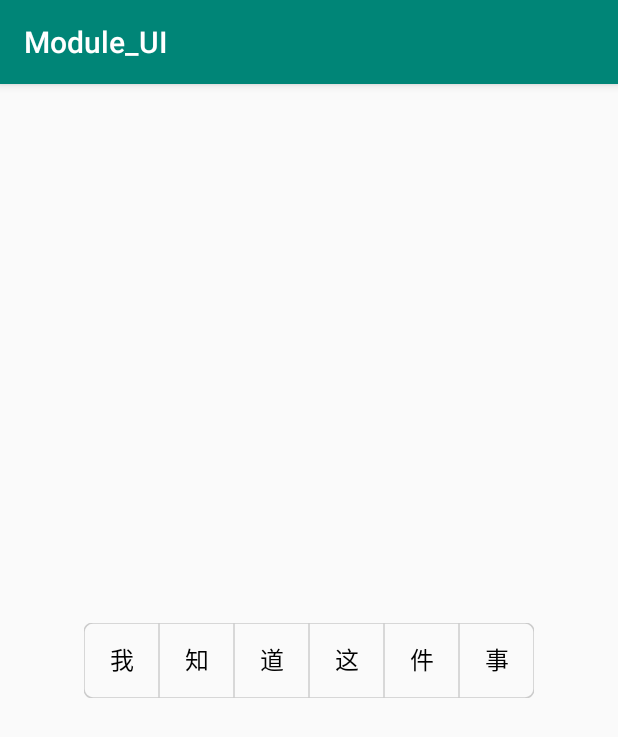
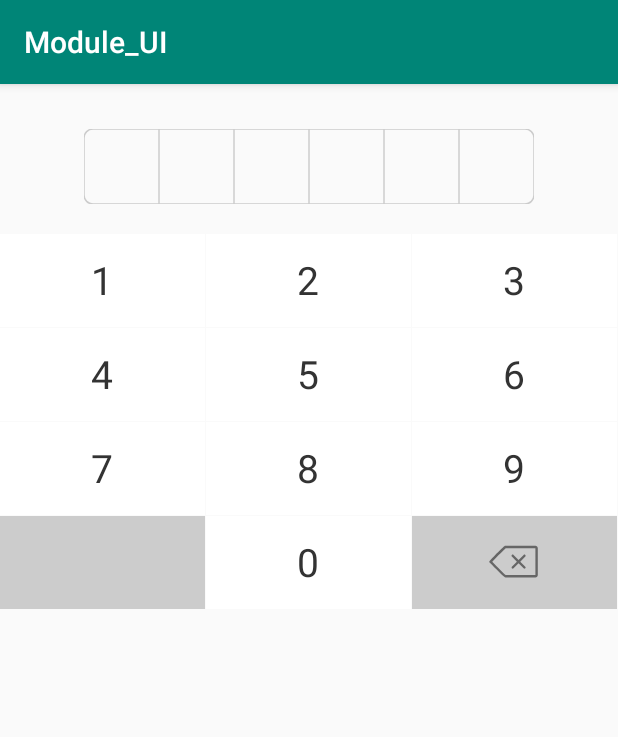
Before and after one commit to LateNightMoon/Module_UI, an Android app: the screen it shows after launch (MainActivity), on a phone screen of 412 x 824 dp. Shown: the top 737 px of the screen. Run offline under Robolectric (Android 15) with nearby library versions, the phone set to English and light mode, and no system bars; our stand-ins replace ButterKnife.

Commit message:
1.数字键盘 2.格子TextView(可用于密码输入)

```diff
--- a/build.gradle
+++ b/build.gradle
@@ -25,6 +25,6 @@ ext {
     buildToolsVersion = "28.0.0"
     minSdkVersion = 19
     targetSdkVersion = compileSdkVersion
-
+    constraintVersion = "1.1.3"
     v4Version = "28.0.0"
 }
--- /dev/null
+++ b/module_ui/src/main/java/com/wharton/ui/keyboard/NumberKeyboard.java
@@ -0,0 +1,235 @@
+package com.wharton.ui.keyboard;
+
+import android.content.Context;
+import android.content.res.TypedArray;
+import android.graphics.Canvas;
+import android.graphics.Color;
+import android.graphics.Rect;
+import android.graphics.drawable.ColorDrawable;
+import android.graphics.drawable.Drawable;
+import android.inputmethodservice.Keyboard;
+import android.inputmethodservice.KeyboardView;
+import android.util.AttributeSet;
+import android.widget.TextView;
+
+import com.wharton.ui.R;
+
+import java.util.Arrays;
+import java.util.Collections;
+import java.util.List;
+
+public class NumberKeyboard extends KeyboardView implements KeyboardView.OnKeyboardActionListener {
+
+    /**
+     * 用于区分左下角空白的按键
+     */
+    public static final int KEYCODE_EMPTY = -10;
+    /**
+     * 宽度
+     */
+    private int deleteKeyWidth;
+    /**
+     * 高度
+     */
+    private int deleteKeyHeight;
+    /**
+     * 背景色
+     */
+    private int deleteKeyBackgroundColor;
+    /**
+     * 背景色
+     */
+    private int emptyKeyBackgroundColor;
+    /**
+     * 图片
+     */
+    private Drawable deleteKeySrc;
+
+    private Rect mDeleteKeyDrawRect;
+
+    public NumberKeyboard(Context context, AttributeSet attrs) {
+        this(context, attrs, 0);
+    }
+
+    public NumberKeyboard(Context context, AttributeSet attrs, int defStyleAttr) {
+        super(context, attrs, defStyleAttr);
+        initKeyBoard(context, attrs, defStyleAttr);
+    }
+
+    private void initKeyBoard(Context context, AttributeSet attrs, int defStyleAttr) {
+        TypedArray attributes = context.obtainStyledAttributes(attrs, R.styleable.NumberKeyboard, defStyleAttr, 0);
+        deleteKeySrc = attributes.getDrawable(R.styleable.NumberKeyboard_deleteKeySrc);
+        int KEYBOARD_DELETE_BACKGROUND = Color.TRANSPARENT;
+        deleteKeyBackgroundColor = attributes.getColor(R.styleable.NumberKeyboard_deleteKeyBackgroundColor, KEYBOARD_DELETE_BACKGROUND);
+        int KEYBOARD_EMPTY_BACKGROUND = Color.TRANSPARENT;
+        emptyKeyBackgroundColor = attributes.getColor(R.styleable.NumberKeyboard_emptyKeyBackgroundColor, KEYBOARD_EMPTY_BACKGROUND);
+        deleteKeyWidth = attributes.getDimensionPixelOffset(R.styleable.NumberKeyboard_deleteKeyWidth, -1);
+        deleteKeyHeight = attributes.getDimensionPixelOffset(R.styleable.NumberKeyboard_deleteKeyHeight, -1);
+        attributes.recycle();
+
+        Keyboard keyboard = new Keyboard(context, R.xml.number_keyboard);
+        setKeyboard(keyboard);
+        setEnabled(true);
+        setPreviewEnabled(false);
+        setOnKeyboardActionListener(this);
+    }
+
+    @Override
+    public void onPress(int primaryCode) {
+
+    }
+
+    @Override
+    public void onRelease(int primaryCode) {
+
+    }
+
+    @Override
+    public void onKey(int primaryCode, int[] keyCodes) {
+        if (primaryCode == Keyboard.KEYCODE_DELETE) {
+            if(mTextView!=null){
+                String content = mTextView.getText().toString();
+                if (content.length() > 0) {
+                    mTextView.setText(content.substring(0, content.length() - 1));
+                }
+            }
+        } else if (primaryCode != KEYCODE_EMPTY) {
+            String text = Character.toString((char) primaryCode);
+            mTextView.append(text);
+        }
+    }
+
+    @Override
+    public void onText(CharSequence text) {
+
+    }
+
+    @Override
+    public void swipeLeft() {
+
+    }
+
+    @Override
+    public void swipeRight() {
+
+    }
+
+    @Override
+    public void swipeDown() {
+
+    }
+
+    @Override
+    public void swipeUp() {
+
+    }
+
+    @Override
+    public void onDraw(Canvas canvas) {
+        super.onDraw(canvas);
+        List<Keyboard.Key> keyList = getKeyboard().getKeys();
+        for (Keyboard.Key key : keyList) {
+            if (key.codes[0] == KEYCODE_EMPTY) {
+                drawKeyBackground(key, canvas, emptyKeyBackgroundColor);
+            } else if (key.codes[0] == Keyboard.KEYCODE_DELETE) {
+                drawKeyBackground(key, canvas, deleteKeyBackgroundColor);
+                drawDeleteButton(key, canvas);
+            }
+        }
+    }
+
+    private TextView mTextView;
+
+    public void bindView(TextView view){
+        if(mTextView == view){
+            return;
+        }
+        mTextView =view;
+    }
+
+    /**
+     * 绘制按键的背景
+     */
+    private void drawKeyBackground(Keyboard.Key key, Canvas canvas, int color) {
+        ColorDrawable drawable = new ColorDrawable(color);
+        drawable.setBounds(key.x, key.y, key.x + key.width, key.y + key.height);
+        drawable.draw(canvas);
+    }
+
+    /**
+     * 绘制删除按键
+     */
+    private void drawDeleteButton(Keyboard.Key key, Canvas canvas) {
+        if (deleteKeySrc == null) {
+            return;
+        }
+        // 计算删除图标绘制的坐标
+        if (mDeleteKeyDrawRect == null || mDeleteKeyDrawRect.isEmpty()) {
+            int drawWidth, drawHeight;
+            int intrinsicWidth = deleteKeySrc.getIntrinsicWidth();
+            int intrinsicHeight = deleteKeySrc.getIntrinsicHeight();
+
+            if (deleteKeyWidth > 0 && deleteKeyHeight > 0) {
+                drawWidth = deleteKeyWidth;
+                drawHeight = deleteKeyHeight;
+            } else if (deleteKeyWidth > 0) {
+                drawWidth = deleteKeyWidth;
+                drawHeight = drawWidth * intrinsicHeight / intrinsicWidth;
+            } else if (deleteKeyHeight > 0) {
+                drawHeight = deleteKeyHeight;
+                drawWidth = drawHeight * intrinsicWidth / intrinsicHeight;
+            } else {
+                drawWidth = intrinsicWidth;
+                drawHeight = intrinsicHeight;
+            }
+            // 限制图标的大小，防止图标超出按键
+            if (drawWidth > key.width) {
+                drawWidth = key.width;
+                drawHeight = drawWidth * intrinsicHeight / intrinsicWidth;
+            }
+            if (drawHeight > key.height) {
+                drawHeight = key.height;
+                drawWidth = drawHeight * intrinsicWidth / intrinsicHeight;
+            }
+            // 获取删除图标绘制的坐标
+            int left = key.x + (key.width - drawWidth) / 2;
+            int top = key.y + (key.height - drawHeight) / 2;
+            mDeleteKeyDrawRect = new Rect(left, top, left + drawWidth, top + drawHeight);
+        }
+        // 绘制删除的图标
+        if (mDeleteKeyDrawRect != null && !mDeleteKeyDrawRect.isEmpty()) {
+            deleteKeySrc.setBounds(mDeleteKeyDrawRect.left, mDeleteKeyDrawRect.top,
+                    mDeleteKeyDrawRect.right, mDeleteKeyDrawRect.bottom);
+            deleteKeySrc.draw(canvas);
+        }
+    }
+
+
+    /**
+     * 0-9 数字的 Character 值
+     */
+    private final List<Character> keyCodes = Arrays.asList('0', '1', '2', '3', '4', '5', '6', '7', '8', '9');
+
+    /**
+     * 随机打乱数字键盘上键位的排列顺序。
+     */
+    public void shuffleKeyboard() {
+        Keyboard keyboard = getKeyboard();
+        if (keyboard != null && keyboard.getKeys() != null && keyboard.getKeys().size() > 0) {
+            Collections.shuffle(keyCodes); // 随机排序数字
+            // 遍历所有的按键
+            List<Keyboard.Key> keys = getKeyboard().getKeys();
+            int index = 0;
+            for (Keyboard.Key key : keys) {
+                // 如果按键是数字
+                if (key.codes[0] != KEYCODE_EMPTY && key.codes[0] != Keyboard.KEYCODE_DELETE) {
+                    char code = keyCodes.get(index++);
+                    key.codes[0] = code;
+                    key.label = Character.toString(code);
+                }
+            }
+            setKeyboard(keyboard);
+        }
+    }
+
+}
--- a/module_ui/src/main/java/com/wharton/ui/weight/GridTextView.java
+++ b/module_ui/src/main/java/com/wharton/ui/weight/GridTextView.java
@@ -7,12 +7,19 @@ import android.graphics.Color;
 import android.graphics.Paint;
 import android.graphics.RectF;
 import android.support.annotation.Nullable;
+import android.support.v7.widget.AppCompatTextView;
+import android.text.Editable;
+import android.text.InputFilter;
+import android.text.TextWatcher;
 import android.util.AttributeSet;
-import android.view.View;
+import android.util.TypedValue;
+import android.view.KeyEvent;
 
 import com.wharton.ui.R;
 
-public class GridTextView extends View {
+import java.util.ArrayList;
+
+public class GridTextView extends AppCompatTextView {
 
     /**
      * 最大输入个数
@@ -45,7 +52,7 @@ public class GridTextView extends View {
     /**
      * 输入类型
      */
-    private int mInputType = 1;
+    private int mTextType = 1;
 
     private RectF mRectF = new RectF();
 
@@ -55,7 +62,7 @@ public class GridTextView extends View {
 
     private Paint mTextPaint;
 
-    private String mText = "";
+    private ArrayList<TextWatcher> mListeners;
 
     public GridTextView(Context context) {
         this(context, null);
@@ -67,53 +74,35 @@ public class GridTextView extends View {
 
     public GridTextView(Context context, @Nullable AttributeSet attrs, int defStyleAttr) {
         super(context, attrs, defStyleAttr);
-
         TypedArray a = context.getTheme().obtainStyledAttributes(attrs, R.styleable.GridTextView, defStyleAttr, 0);
-        int n = a.getIndexCount();
         //文字的大小
-        float mTextSize = 40;
+        float mTextSize;
         //文字的颜色
-        int mTextColor = Color.BLACK;
+        int mTextColor;
         //圆点的颜色
-        int mPointColor = Color.BLACK;
+        int mPointColor;
         //描边的颜色
-        int mStrokeColor = Color.GRAY;
+        int mStrokeColor;
         //描边的宽度
-        float mStrokeWidth = 1;
-        for (int i = 0; i < n; i++) {
-            int attr = a.getIndex(i);
-            if (attr == R.styleable.GridTextView_maxLength) {//最大输入个数
+        float mStrokeWidth;
+        //最大输入个数
         mMaxLength = a.getInt(R.styleable.GridTextView_maxLength, 6);
-
-            } else if (attr == R.styleable.GridTextView_strokeColor) {//描边的颜色
+        //描边的颜色
         mStrokeColor = a.getColor(R.styleable.GridTextView_strokeColor, Color.GRAY);
-
-            } else if (attr == R.styleable.GridTextView_strokeWidth) {//描边的宽度
-                mStrokeWidth = a.getDimension(R.styleable.GridTextView_strokeWidth, 1);
-
-            } else if (attr == R.styleable.GridTextView_strokeRadius) {//描边的圆角
+        //描边的宽度
+        mStrokeWidth = a.getDimension(R.styleable.GridTextView_strokeWidth, dip2px(1F));
+        //描边的圆角
         mStrokeRadius = a.getDimension(R.styleable.GridTextView_strokeRadius, 0);
-
-            } else if (attr == R.styleable.GridTextView_pointColor) {//圆点的颜色
+        //圆点的颜色
         mPointColor = a.getColor(R.styleable.GridTextView_pointColor, Color.BLACK);
-
-            } else if (attr == R.styleable.GridTextView_pointRadius) {//圆点的圆角
+        //圆点的圆角
         mPointRadius = a.getDimension(R.styleable.GridTextView_pointRadius, 0);
-
-            } else if (attr == R.styleable.GridTextView_textColor) {//文字的颜色
+        //文字的颜色
         mTextColor = a.getColor(R.styleable.GridTextView_textColor, Color.BLACK);
-
-            } else if (attr == R.styleable.GridTextView_textSize) {//文字的大小
-                mTextSize = a.getDimension(R.styleable.GridTextView_textSize, 40);
-
-            } else if (attr == R.styleable.GridTextView_text) {//文字
-                mText = a.getString(R.styleable.GridTextView_text);
-
-            } else if (attr == R.styleable.GridTextView_inputType) {//输入类型
-                mInputType = a.getInt(R.styleable.GridTextView_inputType, 1);
-
-            }
-        }
+        //文字的大小
+        mTextSize = a.getDimension(R.styleable.GridTextView_textSize, dip2px(16F));
+        //输入类型
+        mTextType = a.getInt(R.styleable.GridTextView_textType, 1);
         a.recycle();
         //描边Paint
         mStrokePaint = new Paint();
@@ -133,6 +122,76 @@ public class GridTextView extends View {
         mTextPaint.setStyle(Paint.Style.FILL);
         mTextPaint.setTextAlign(Paint.Align.CENTER);
         mTextPaint.setTextSize(mTextSize);
+        super.addTextChangedListener(new TextWatcher() {
+            @Override
+            public void beforeTextChanged(CharSequence s, int start, int count, int after) {
+                sendBeforeTextChanged(s, start, count, after);
+            }
+
+            @Override
+            public void onTextChanged(CharSequence s, int start, int before, int count) {
+                sendOnTextChanged(s, start, before, count);
+                postInvalidate();
+                if (s.length() == mMaxLength && actionListener != null) {
+                    actionListener.onMaxLength(s.toString());
+                }
+            }
+
+            @Override
+            public void afterTextChanged(Editable s) {
+                sendAfterTextChanged(s);
+            }
+        });
+        setFilters(new InputFilter[]{new InputFilter.LengthFilter(mMaxLength)});
+        setCursorVisible(false);
+        setSingleLine(true);
+        setFocusable(false);
+    }
+
+    private void sendAfterTextChanged(Editable text) {
+        if (mListeners != null) {
+            final ArrayList<TextWatcher> list = mListeners;
+            final int count = list.size();
+            for (int i = 0; i < count; i++) {
+                list.get(i).afterTextChanged(text);
+            }
+        }
+    }
+
+    private void sendOnTextChanged(CharSequence text, int start, int before, int after) {
+        if (mListeners != null) {
+            final ArrayList<TextWatcher> list = mListeners;
+            final int count = list.size();
+            for (int i = 0; i < count; i++) {
+                list.get(i).onTextChanged(text, start, before, after);
+            }
+        }
+    }
+
+    private void sendBeforeTextChanged(CharSequence text, int start, int before, int after) {
+        if (mListeners != null) {
+            final ArrayList<TextWatcher> list = mListeners;
+            final int count = list.size();
+            for (int i = 0; i < count; i++) {
+                list.get(i).beforeTextChanged(text, start, before, after);
+            }
+        }
+    }
+
+    public void addTextChangedListener(TextWatcher watcher) {
+        if (mListeners == null) {
+            mListeners = new ArrayList<>();
+        }
+        mListeners.add(watcher);
+    }
+
+    public void removeTextChangedListener(TextWatcher watcher) {
+        if (mListeners != null) {
+            int i = mListeners.indexOf(watcher);
+            if (i >= 0) {
+                mListeners.remove(i);
+            }
+        }
     }
 
     @Override
@@ -163,7 +222,6 @@ public class GridTextView extends View {
 
     @Override
     protected void onDraw(Canvas canvas) {
-        super.onDraw(canvas);
         //绘制描边的边缘
         canvas.drawRoundRect(mRectF, mStrokeRadius, mStrokeRadius, mStrokePaint);
         //绘制描边分割线
@@ -177,13 +235,13 @@ public class GridTextView extends View {
                 canvas.drawLine(mStartX, mStartY, mStopX, mStopY, mStrokePaint);
             }
         }
+        String mText = getText().toString();
         //绘制点或文字
-        if (mText != null && mText.length() > 0) {
         int length = mText.length();
         for (int i = 0; i < length && i < mMaxLength; i++) {
             float mCenterX = paddingStart + (mAbsWidth / mMaxLength) * (i + 0.5F);
             float mCenterY = paddingTop + mAbsHeight / 2;
-                if (mInputType == 1) {
+            if (mTextType == 1) {
                 Paint.FontMetrics fontMetrics = mTextPaint.getFontMetrics();
                 float top = fontMetrics.top;
                 float bottom = fontMetrics.bottom;
@@ -197,6 +255,27 @@ public class GridTextView extends View {
         }
     }
 
+    private float dip2px(float dpValue) {
+        return TypedValue.applyDimension(TypedValue.COMPLEX_UNIT_DIP, dpValue, getResources().getDisplayMetrics());
+    }
+
+
+    @Override
+    public boolean onKeyDown(int keyCode, KeyEvent event) {
+        if (keyCode == KeyEvent.KEYCODE_ENTER) {
+            return super.onKeyDown(keyCode, event);
+        }
+        return false;
+    }
+
+    private OnGridActionListener actionListener;
+
+    public interface OnGridActionListener {
+        void onMaxLength(String s);
+    }
+
+    public void setOnGridActionListener(OnGridActionListener completeListener) {
+        this.actionListener = completeListener;
     }
 
 
--- /dev/null
+++ b/module_ui/src/main/res/xml/number_keyboard.xml
@@ -0,0 +1,57 @@
+<?xml version="1.0" encoding="utf-8"?>
+<Keyboard xmlns:android="http://schemas.android.com/apk/res/android"
+    android:horizontalGap="1dp"
+    android:keyHeight="7.5%p"
+    android:keyWidth="33.33333%p"
+    android:verticalGap="1dp">
+
+    <Row>
+        <Key
+            android:codes="49"
+            android:keyLabel="1" />
+        <Key
+            android:codes="50"
+            android:keyLabel="2" />
+        <Key
+            android:codes="51"
+            android:keyLabel="3" />
+    </Row>
+
+    <Row>
+        <Key
+            android:codes="52"
+            android:keyLabel="4" />
+        <Key
+            android:codes="53"
+            android:keyLabel="5" />
+        <Key
+            android:codes="54"
+            android:keyLabel="6" />
+    </Row>
+
+    <Row>
+        <Key
+            android:codes="55"
+            android:keyLabel="7" />
+        <Key
+            android:codes="56"
+            android:keyLabel="8" />
+        <Key
+            android:codes="57"
+            android:keyLabel="9" />
+    </Row>
+
+    <Row>
+        <Key
+            android:codes="-10"
+            android:keyLabel="" />
+        <Key
+            android:codes="48"
+            android:keyLabel="0" />
+        <Key
+            android:codes="-5"
+            android:isRepeatable="true"
+            android:keyIcon="@android:color/transparent" />
+    </Row>
+
+</Keyboard>
--- a/sample/src/main/java/com/wharton/sample/MainActivity.java
+++ b/sample/src/main/java/com/wharton/sample/MainActivity.java
@@ -1,13 +1,35 @@
 package com.wharton.sample;
 
+import android.os.Bundle;
 import android.support.v7.app.AppCompatActivity;
-import android.os.Bundle;
+import android.util.Log;
+
+import com.wharton.ui.keyboard.NumberKeyboard;
+import com.wharton.ui.weight.GridTextView;
+
+import butterknife.BindView;
+import butterknife.ButterKnife;
 
 public class MainActivity extends AppCompatActivity {
+
+    private static final String TAG = "MainActivity";
+
+    @BindView(R.id.tv_main)
+    GridTextView tvMain;
+    @BindView(R.id.keyboard_main)
+    NumberKeyboard keyboardMain;
 
     @Override
     protected void onCreate(Bundle savedInstanceState) {
         super.onCreate(savedInstanceState);
         setContentView(R.layout.activity_main);
+        ButterKnife.bind(this);
+        keyboardMain.bindView(tvMain);
+        tvMain.setOnGridActionListener(new GridTextView.OnGridActionListener() {
+            @Override
+            public void onMaxLength(String s) {
+                Log.e(TAG, "onMaxLength: " + s);
+            }
+        });
     }
 }
--- /dev/null
+++ b/sample/src/main/res/drawable/keyboard_del.xml
@@ -0,0 +1,12 @@
+<vector xmlns:android="http://schemas.android.com/apk/res/android"
+    android:width="24dp"
+    android:height="24dp"
+    android:viewportHeight="1024.0"
+    android:viewportWidth="1024.0">
+    <path
+        android:fillColor="#666"
+        android:pathData="M469.4,637.5c4.7,4.7 11.8,7.1 16.6,7.1s11.8,-2.4 16.6,-7.1l99.4,-99.4 99.4,99.4c4.7,4.7 11.8,7.1 16.6,7.1s11.8,-2.4 16.6,-7.1c9.5,-9.5 9.5,-23.7 0,-33.1l-99.4,-99.4 99.4,-99.4c9.5,-9.5 9.5,-23.7 0,-33.1s-23.7,-9.5 -33.1,0l-99.4,99.4 -99.4,-99.4c-9.5,-9.5 -23.7,-9.5 -33.1,0s-9.5,23.7 0,33.1l99.4,99.4 -99.4,99.4c-7.1,9.5 -7.1,23.7 0,33.1z" />
+    <path
+        android:fillColor="#666"
+        android:pathData="M341.6,815h591.8c26,0 47.3,-21.3 47.3,-47.3L980.7,239.8c0,-26 -21.3,-47.3 -47.3,-47.3h-591.8c-11.8,0 -23.7,0 -310.1,298.3 -9.5,9.5 -9.5,23.7 0,33.1 288.8,291.2 298.3,291.2 310.1,291.2zM348.7,239.8h584.7v527.9L348.7,767.7c-28.4,-21.3 -151.5,-144.4 -265.1,-262.8 113.6,-118.4 239.1,-243.8 265.1,-265.1z" />
+</vector>
--- /dev/null
+++ b/sample/src/main/res/drawable/number_keyboard_selector.xml
@@ -0,0 +1,8 @@
+<?xml version="1.0" encoding="utf-8"?>
+<selector xmlns:android="http://schemas.android.com/apk/res/android">
+
+    <item android:drawable="@color/color_gray" android:state_pressed="true" />
+
+    <item android:drawable="@color/color_white" android:state_pressed="false" />
+
+</selector>
--- a/sample/src/main/res/layout/activity_main.xml
+++ b/sample/src/main/res/layout/activity_main.xml
@@ -7,10 +7,10 @@
     tools:context=".MainActivity">
 
     <com.wharton.ui.weight.GridTextView
+        android:id="@+id/tv_main"
         android:layout_width="300dp"
         android:layout_height="50dp"
-        app:inputType="text"
-        app:layout_constraintBottom_toBottomOf="parent"
+        android:layout_marginTop="30dp"
         app:layout_constraintLeft_toLeftOf="parent"
         app:layout_constraintRight_toRightOf="parent"
         app:layout_constraintTop_toTopOf="parent"
@@ -20,9 +20,27 @@
         app:strokeColor="#CCCCCC"
         app:strokeRadius="6dp"
         app:strokeWidth="1dp"
-        app:text="我知道这件事"
         app:textColor="#000000"
-        app:textSize="16sp" />
+        app:textSize="16sp"
+        app:textType="point" />
+
+    <com.wharton.ui.keyboard.NumberKeyboard
+        android:id="@+id/keyboard_main"
+        android:layout_width="0dp"
+        android:layout_height="wrap_content"
+        android:keepScreenOn="true"
+        android:layout_marginTop="20dp"
+        android:keyBackground="@drawable/number_keyboard_selector"
+        android:keyTextColor="#333333"
+        android:keyTextSize="26sp"
+        android:shadowRadius="0"
+        app:deleteKeyBackgroundColor="@color/color_gray"
+        app:deleteKeySrc="@drawable/keyboard_del"
+        app:deleteKeyWidth="35dp"
+        app:emptyKeyBackgroundColor="@color/color_gray"
+        app:layout_constraintLeft_toLeftOf="parent"
+        app:layout_constraintRight_toRightOf="parent"
+        app:layout_constraintTop_toBottomOf="@+id/tv_main" />
 
 
 </android.support.constraint.ConstraintLayout>
--- a/sample/src/main/res/values/colors.xml
+++ b/sample/src/main/res/values/colors.xml
@@ -3,4 +3,6 @@
     <color name="colorPrimary">#008577</color>
     <color name="colorPrimaryDark">#00574B</color>
     <color name="colorAccent">#D81B60</color>
+    <color name="color_gray">#CCCCCC</color>
+    <color name="color_white">#FFFFFF</color>
 </resources>
```
Also changed, not shown: module_ui/build.gradle (+6 -11 lines), module_ui/src/main/res/values/attrs.xml (+9 -3 lines), sample/build.gradle (+9 -9 lines), 4 other files. Lines whose indentation alone changed are shown as unchanged.
